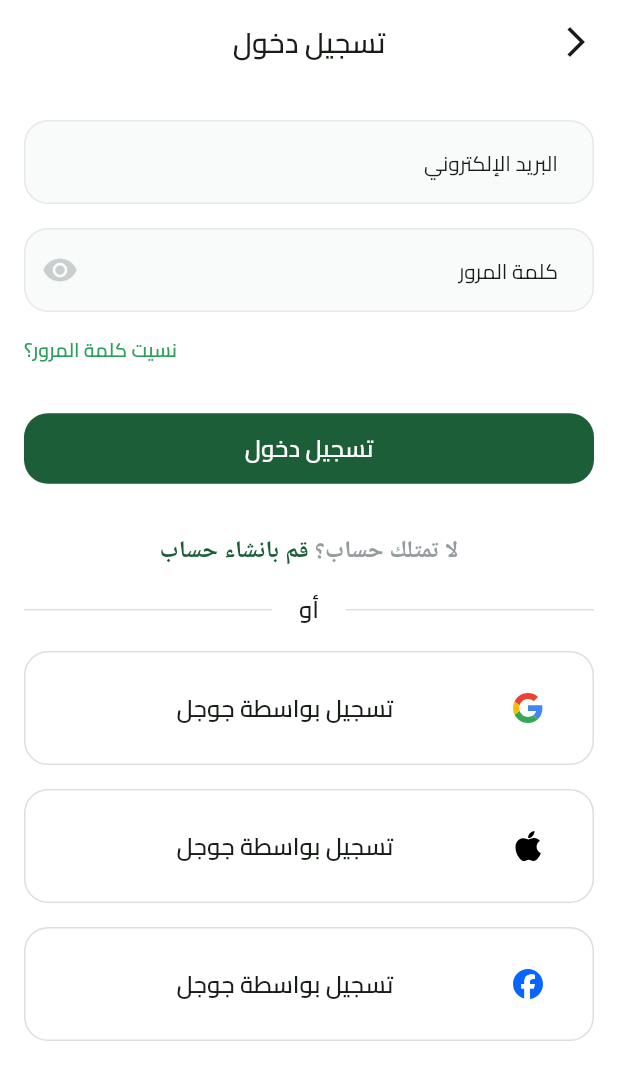
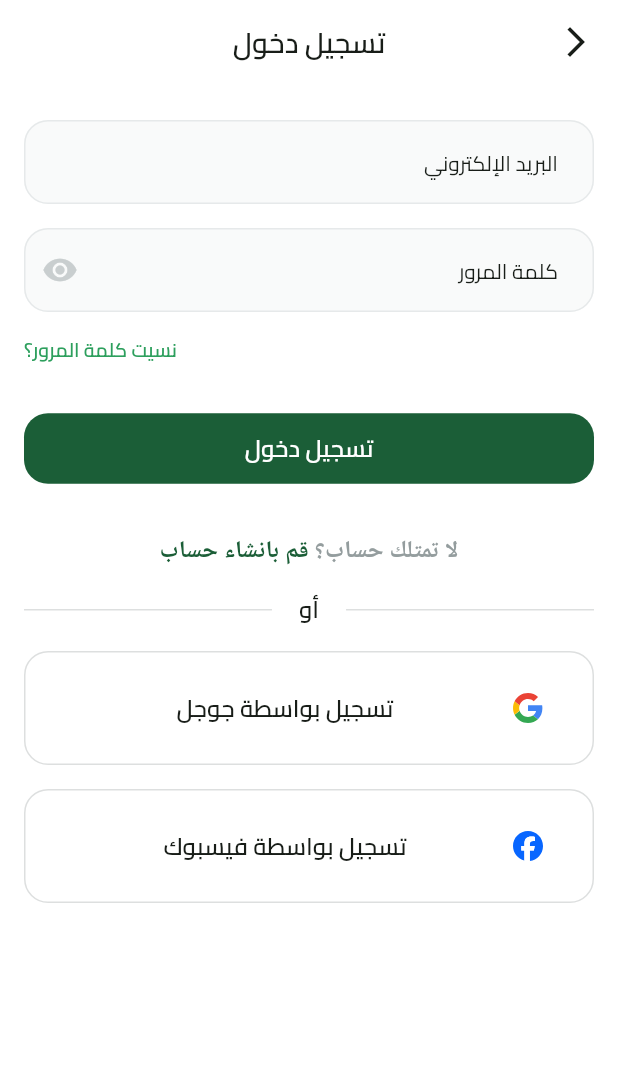
Before and after one commit to AhmedAlshahethi/fruits_store, a Flutter app: the screen it shows after launch, after a tap on "تخط", on a phone screen of 412 x 824 dp. Shown: the top 1080 px of the screen. Run offline on Flutter 3.47's test engine with Material 3 defaults, Android fonts, the phone set to English and light mode, and no system bars; drawn by our look-alikes of modal_progress_hud_nsn; our stand-ins replace dartz, dots_indicator, easy_localization, firebase_auth, firebase_core, flutter_bloc and 4 more; missing offline and left inert: flutter_facebook_auth; accounts and stored records are empty; network calls fail.

Commit message:
finished the Auth feature

```diff
--- a/lib/core/helper_functions/on_genrate_routes.dart
+++ b/lib/core/helper_functions/on_genrate_routes.dart
@@ -1,5 +1,5 @@
 import 'package:flutter/material.dart';
-import 'package:fruits_store/features/auth/presentation/views/login/login_view.dart';
+import 'package:fruits_store/features/auth/presentation/views/signin/signin_view.dart';
 import 'package:fruits_store/features/auth/presentation/views/signup/signup_view.dart';
 import 'package:fruits_store/features/on_boarding/presentation/views/on_boarding_view.dart';
 import 'package:fruits_store/features/splash/presentation/views/splash_view.dart';
@@ -10,8 +10,8 @@ Route<dynamic> onGenrateRoute(RouteSettings settings) {
       return MaterialPageRoute(builder: (context) => SplashView());
     case OnBoardingView.routeName:
       return MaterialPageRoute(builder: (context) => OnBoardingView());
-    case LoginView.routeName:
-      return MaterialPageRoute(builder: (context) => LoginView());
+    case SigninView.routeName:
+      return MaterialPageRoute(builder: (context) => SigninView());
     case SignupView.routeName:
       return MaterialPageRoute(builder: (context) => SignupView());
     default:
--- /dev/null
+++ b/lib/core/widgets/custom_progress_hud.dart
@@ -0,0 +1,16 @@
+import 'package:flutter/material.dart';
+import 'package:modal_progress_hud_nsn/modal_progress_hud_nsn.dart';
+
+class CustomProgressHud extends StatelessWidget {
+  const CustomProgressHud({
+    super.key,
+    required this.isLoading,
+    required this.child,
+  });
+  final bool isLoading;
+  final Widget child;
+  @override
+  Widget build(BuildContext context) {
+    return ModalProgressHUD(inAsyncCall: isLoading, child: child);
+  }
+}
--- /dev/null
+++ b/lib/features/auth/presentation/cubits/signin_cubit/sigin_state.dart
@@ -0,0 +1,19 @@
+part of 'sigin_cubit.dart';
+
+sealed class SiginState {}
+
+final class SiginInitial extends SiginState {}
+
+final class SiginLoading extends SiginState {}
+
+final class SiginSuccess extends SiginState {
+  final UserEntity user;
+
+  SiginSuccess({required this.user});
+}
+
+final class SiginFailure extends SiginState {
+  final String message;
+
+  SiginFailure({required this.message});
+}
--- a/lib/features/auth/presentation/views/login/login_view.dart
+++ /dev/null
@@ -1,15 +0,0 @@
-import 'package:flutter/material.dart';
-import 'package:fruits_store/core/widgets/custom_app_bar.dart';
-import 'package:fruits_store/features/auth/presentation/views/login/widgets/login_view_body.dart';
-
-class LoginView extends StatelessWidget {
-  const LoginView({super.key});
-  static const String routeName = 'login';
-  @override
-  Widget build(BuildContext context) {
-    return Scaffold(
-      appBar: buildAppBar(context, title: 'تسجيل دخول'),
-      body: LoginViewBody(),
-    );
-  }
-}
--- a/lib/features/auth/presentation/views/login/widgets/login_view_body.dart
+++ /dev/null
@@ -1,73 +0,0 @@
-import 'package:flutter/material.dart';
-import 'package:fruits_store/core/utils/app_colors.dart';
-import 'package:fruits_store/core/utils/app_images.dart';
-import 'package:fruits_store/core/utils/text_styles.dart';
-import 'package:fruits_store/core/widgets/custom_button.dart';
-import 'package:fruits_store/core/widgets/custom_text_form_field.dart';
-import 'package:fruits_store/features/auth/presentation/views/login/widgets/do_not_have_acouunt.dart';
-import 'package:fruits_store/features/auth/presentation/views/widgets/or_divider.dart';
-import 'package:fruits_store/features/auth/presentation/views/widgets/social_login_button.dart';
-
-class LoginViewBody extends StatelessWidget {
-  const LoginViewBody({super.key});
-
-  @override
-  Widget build(BuildContext context) {
-    return SingleChildScrollView(
-      child: Padding(
-        padding: const EdgeInsets.symmetric(horizontal: 16),
-        child: Column(
-          children: [
-            SizedBox(height: 24),
-            CustomTextFormField(
-              hintText: 'البريد الإلكتروني',
-              keyboardType: TextInputType.emailAddress,
-            ),
-            SizedBox(height: 16),
-            CustomTextFormField(
-              hintText: 'كلمة المرور',
-              keyboardType: TextInputType.visiblePassword,
-              suffixIcon: IconButton(
-                onPressed: () {},
-                icon: Icon(Icons.remove_red_eye, color: Color(0xffC9CECF)),
-              ),
-            ),
-            SizedBox(height: 16),
-            Row(
-              mainAxisAlignment: MainAxisAlignment.end,
-              children: [
-                Text(
-                  'نسيت كلمة المرور؟',
-                  style: TextStyles.semiBold13.copyWith(
-                    color: AppColors.lightPrimaryColor,
-                  ),
-                ),
-              ],
-            ),
-            SizedBox(height: 32),
-            CustomButton(text: 'تسجيل دخول', onPressed: () {}),
-            SizedBox(height: 32),
-            DoNotHaveAccount(),
-            SizedBox(height: 16),
-            OrDivider(),
-            SizedBox(height: 16),
-            SocialLoginButton(
-              icon: Assets.imagesGoogle,
-              title: 'تسجيل بواسطة جوجل',
-            ),
-            SizedBox(height: 16),
-            SocialLoginButton(
-              icon: Assets.imagesApple,
-              title: 'تسجيل بواسطة جوجل',
-            ),
-            SizedBox(height: 16),
-            SocialLoginButton(
-              icon: Assets.imagesFacebook,
-              title: 'تسجيل بواسطة جوجل',
-            ),
-          ],
-        ),
-      ),
-    );
-  }
-}
--- /dev/null
+++ b/lib/features/auth/presentation/views/signin/signin_view.dart
@@ -0,0 +1,22 @@
+import 'package:flutter/material.dart';
+import 'package:flutter_bloc/flutter_bloc.dart';
+import 'package:fruits_store/core/services/get_it_service.dart';
+import 'package:fruits_store/core/widgets/custom_app_bar.dart';
+import 'package:fruits_store/features/auth/domain/repos/auth_repor.dart';
+import 'package:fruits_store/features/auth/presentation/cubits/signin_cubit/sigin_cubit.dart';
+import 'package:fruits_store/features/auth/presentation/views/signin/widgets/signin_view_body_bloc_consumer.dart';
+
+class SigninView extends StatelessWidget {
+  const SigninView({super.key});
+  static const String routeName = 'signin';
+  @override
+  Widget build(BuildContext context) {
+    return BlocProvider(
+      create: (context) => SiginCubit(getIt<AuthRepo>()),
+      child: Scaffold(
+        appBar: buildAppBar(context, title: 'تسجيل دخول'),
+        body: SigninViewBodyBlocConsumer(),
+      ),
+    );
+  }
+}
--- /dev/null
+++ b/lib/features/auth/presentation/views/signin/widgets/signin_view_body.dart
@@ -0,0 +1,116 @@
+import 'dart:io';
+
+import 'package:flutter/material.dart';
+import 'package:flutter_bloc/flutter_bloc.dart';
+import 'package:fruits_store/core/utils/app_colors.dart';
+import 'package:fruits_store/core/utils/app_images.dart';
+import 'package:fruits_store/core/utils/text_styles.dart';
+import 'package:fruits_store/core/widgets/custom_button.dart';
+import 'package:fruits_store/core/widgets/custom_password_field.dart';
+import 'package:fruits_store/core/widgets/custom_text_form_field.dart';
+import 'package:fruits_store/features/auth/presentation/cubits/signin_cubit/sigin_cubit.dart';
+import 'package:fruits_store/features/auth/presentation/views/signin/widgets/do_not_have_acouunt.dart';
+import 'package:fruits_store/features/auth/presentation/views/widgets/or_divider.dart';
+import 'package:fruits_store/features/auth/presentation/views/widgets/social_login_button.dart';
+
+class SigninViewBody extends StatefulWidget {
+  const SigninViewBody({super.key});
+
+  @override
+  State<SigninViewBody> createState() => _SigninViewBodyState();
+}
+
+class _SigninViewBodyState extends State<SigninViewBody> {
+  AutovalidateMode autovalidateMode = AutovalidateMode.disabled;
+  late String email, password;
+  GlobalKey<FormState> formKey = GlobalKey<FormState>();
+  @override
+  Widget build(BuildContext context) {
+    return SingleChildScrollView(
+      child: Padding(
+        padding: const EdgeInsets.symmetric(horizontal: 16),
+        child: Form(
+          key: formKey,
+          autovalidateMode: autovalidateMode,
+          child: Column(
+            children: [
+              SizedBox(height: 24),
+              CustomTextFormField(
+                onSaved: (value) {
+                  email = value!;
+                },
+                hintText: 'البريد الإلكتروني',
+                keyboardType: TextInputType.emailAddress,
+              ),
+              SizedBox(height: 16),
+              CustomPasswordField(
+                onSaved: (value) {
+                  password = value!;
+                },
+              ),
+              SizedBox(height: 16),
+              Row(
+                mainAxisAlignment: MainAxisAlignment.end,
+                children: [
+                  Text(
+                    'نسيت كلمة المرور؟',
+                    style: TextStyles.semiBold13.copyWith(
+                      color: AppColors.lightPrimaryColor,
+                    ),
+                  ),
+                ],
+              ),
+              SizedBox(height: 32),
+              CustomButton(
+                text: 'تسجيل دخول',
+                onPressed: () {
+                  if (formKey.currentState!.validate()) {
+                    formKey.currentState!.save();
+                    context.read<SiginCubit>().signInWithEmailAndPassword(
+                      email: email,
+                      password: password,
+                    );
+                  } else {
+                    autovalidateMode = AutovalidateMode.always;
+                    setState(() {});
+                  }
+                },
+              ),
+              SizedBox(height: 32),
+              DoNotHaveAccount(),
+              SizedBox(height: 16),
+              OrDivider(),
+              SizedBox(height: 16),
+              SocialLoginButton(
+                onPressed: () {
+                  context.read<SiginCubit>().signinwithGoogle();
+                },
+                icon: Assets.imagesGoogle,
+                title: 'تسجيل بواسطة جوجل',
+              ),
+              SizedBox(height: 16),
+              Platform.isIOS
+                  ? Column(
+                      children: [
+                        SocialLoginButton(
+                          icon: Assets.imagesApple,
+                          title: 'تسجيل بواسطة ابل',
+                        ),
+                        SizedBox(height: 16),
+                      ],
+                    )
+                  : SizedBox(),
+              SocialLoginButton(
+                onPressed: () {
+                  context.read<SiginCubit>().signinWithFacebook();
+                },
+                icon: Assets.imagesFacebook,
+                title: 'تسجيل بواسطة فيسبوك',
+              ),
+            ],
+          ),
+        ),
+      ),
+    );
+  }
+}
--- /dev/null
+++ b/lib/features/auth/presentation/views/signin/widgets/signin_view_body_bloc_consumer.dart
@@ -0,0 +1,28 @@
+import 'package:flutter/material.dart';
+import 'package:flutter_bloc/flutter_bloc.dart';
+import 'package:fruits_store/core/helper_functions/build_error_bar.dart';
+import 'package:fruits_store/core/widgets/custom_progress_hud.dart';
+import 'package:fruits_store/features/auth/presentation/cubits/signin_cubit/sigin_cubit.dart';
+import 'package:fruits_store/features/auth/presentation/views/signin/widgets/signin_view_body.dart';
+
+class SigninViewBodyBlocConsumer extends StatelessWidget {
+  const SigninViewBodyBlocConsumer({super.key});
+
+  @override
+  Widget build(BuildContext context) {
+    return BlocConsumer<SiginCubit, SiginState>(
+      listener: (context, state) {
+        if (state is SiginSuccess) {}
+        if (state is SiginFailure) {
+          buildErrorBar(context, state.message);
+        }
+      },
+      builder: (context, state) {
+        return CustomProgressHud(
+          isLoading: state is SiginLoading,
+          child: SigninViewBody(),
+        );
+      },
+    );
+  }
+}
--- a/lib/features/on_boarding/presentation/views/widgets/on_boarding_view_body.dart
+++ b/lib/features/on_boarding/presentation/views/widgets/on_boarding_view_body.dart
@@ -4,7 +4,7 @@ import 'package:fruits_store/constants.dart';
 import 'package:fruits_store/core/services/shared_preferences_singleton.dart';
 import 'package:fruits_store/core/utils/app_colors.dart';
 import 'package:fruits_store/core/widgets/custom_button.dart';
-import 'package:fruits_store/features/auth/presentation/views/login/login_view.dart';
+import 'package:fruits_store/features/auth/presentation/views/signin/signin_view.dart';
 import 'package:fruits_store/features/on_boarding/presentation/views/widgets/on_boarding_page_view.dart';
 
 class OnBoardingViewBody extends StatefulWidget {
@@ -51,7 +51,7 @@ class _OnBoardingViewBodyState extends State<OnBoardingViewBody> {
             text: 'ابدأ الآن',
             onPressed: () {
               Prefs.setBool(kIsOnBordingViewSeen, true);
-              Navigator.of(context).pushReplacementNamed(LoginView.routeName);
+              Navigator.of(context).pushReplacementNamed(SigninView.routeName);
             },
           ),
         ),
--- a/lib/features/on_boarding/presentation/views/widgets/page_view_item.dart
+++ b/lib/features/on_boarding/presentation/views/widgets/page_view_item.dart
@@ -3,7 +3,7 @@ import 'package:flutter_svg/flutter_svg.dart';
 import 'package:fruits_store/constants.dart';
 import 'package:fruits_store/core/services/shared_preferences_singleton.dart';
 import 'package:fruits_store/core/utils/text_styles.dart';
-import 'package:fruits_store/features/auth/presentation/views/login/login_view.dart';
+import 'package:fruits_store/features/auth/presentation/views/signin/signin_view.dart';
 
 class PageViewItem extends StatelessWidget {
   const PageViewItem({
@@ -42,7 +42,7 @@ class PageViewItem extends StatelessWidget {
                     Prefs.setBool(kIsOnBordingViewSeen, true);
                     Navigator.of(
                       context,
-                    ).pushReplacementNamed(LoginView.routeName);
+                    ).pushReplacementNamed(SigninView.routeName);
                   },
                   child: Padding(
                     padding: const EdgeInsets.all(16.0),
--- a/lib/features/splash/presentation/views/widgets/splash_view_body.dart
+++ b/lib/features/splash/presentation/views/widgets/splash_view_body.dart
@@ -3,7 +3,7 @@ import 'package:flutter_svg/svg.dart';
 import 'package:fruits_store/constants.dart';
 import 'package:fruits_store/core/services/shared_preferences_singleton.dart';
 import 'package:fruits_store/core/utils/app_images.dart';
-import 'package:fruits_store/features/auth/presentation/views/login/login_view.dart';
+import 'package:fruits_store/features/auth/presentation/views/signin/signin_view.dart';
 import 'package:fruits_store/features/on_boarding/presentation/views/on_boarding_view.dart';
 
 class SplashViewBody extends StatefulWidget {
@@ -41,7 +41,7 @@ class _SplashViewBodyState extends State<SplashViewBody> {
     Future.delayed(const Duration(seconds: 3), () {
       if (isOnBoardingViewSeen) {
         // ignore: use_build_context_synchronously
-        Navigator.of(context).pushReplacementNamed(LoginView.routeName);
+        Navigator.of(context).pushReplacementNamed(SigninView.routeName);
       } else {
         // ignore: use_build_context_synchronously
         Navigator.of(context).pushReplacementNamed(OnBoardingView.routeName);
--- a/pubspec.yaml
+++ b/pubspec.yaml
@@ -17,8 +17,10 @@ dependencies:
   flutter:
     sdk: flutter
   flutter_bloc: ^9.1.1
+  flutter_facebook_auth: ^7.1.2
   flutter_svg: ^2.2.0
   get_it: ^8.2.0
+  google_sign_in: ^6.2.1
   modal_progress_hud_nsn: ^0.5.1
   shared_preferences: ^2.5.3
 
```
Also changed, not shown: lib/core/services/firebase_auth_service.dart (+70 -0 lines), lib/features/auth/data/repos/auth_repo_imp.dart (+48 -1 lines), lib/features/auth/domain/repos/auth_repor.dart (+9 -0 lines), lib/features/auth/presentation/cubits/signin_cubit/sigin_cubit.dart (added, +44 -0 lines), lib/features/auth/presentation/views/signin/widgets/do_not_have_acouunt.dart (renamed from lib/features/auth/presentation/views/login/widgets/do_not_have_acouunt.dart), pubspec.lock, 8 other files.
